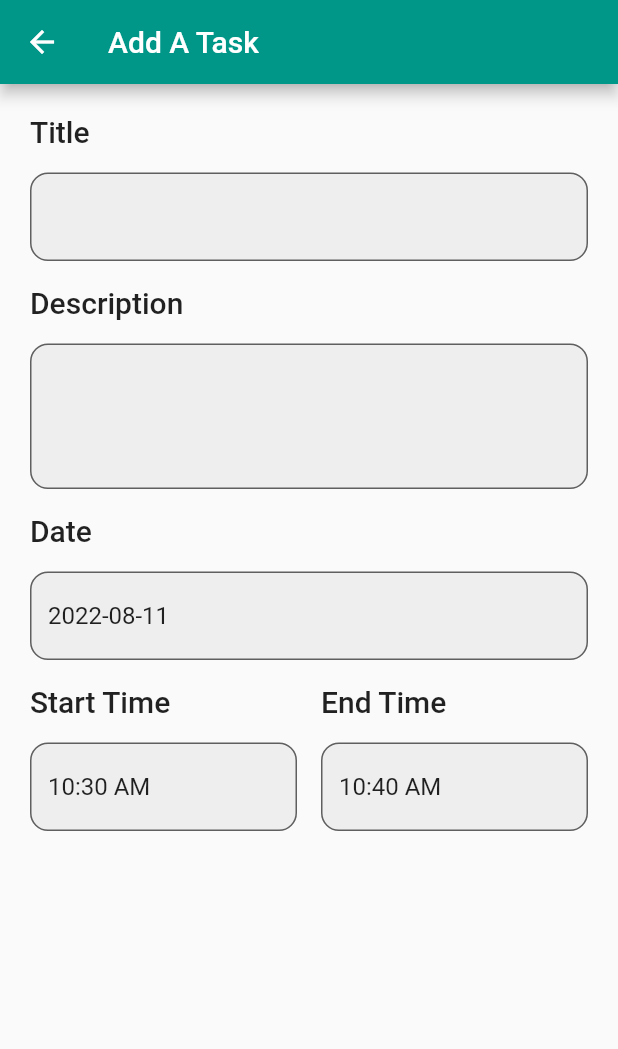
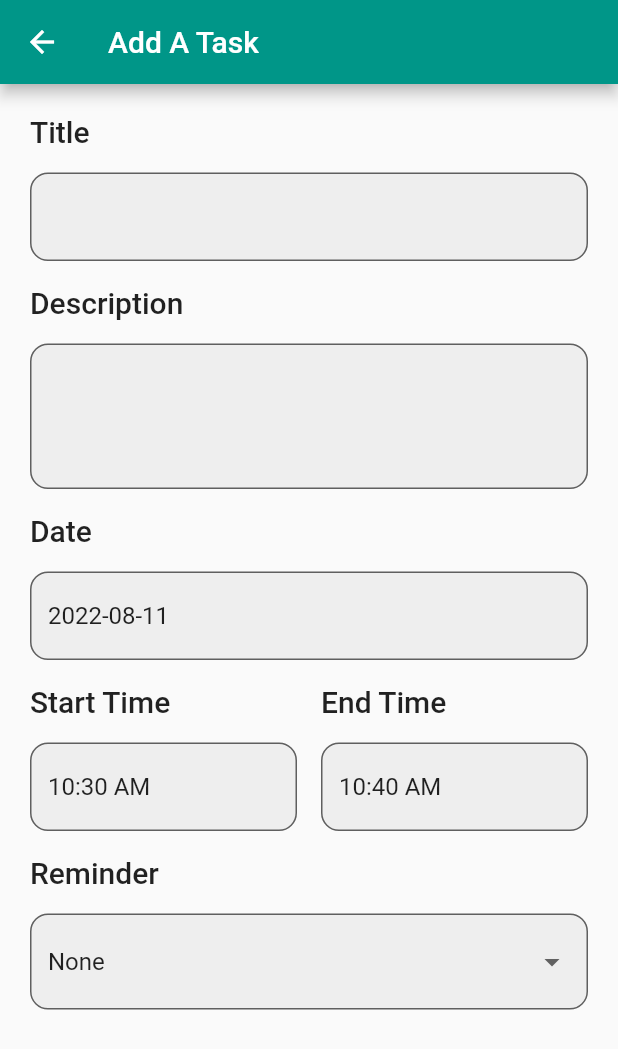
Before and after one commit to the-best-is-best/m_todo_app_tutorial, a Flutter app: the AddATaskView screen opened directly, on a phone screen of 412 x 824 dp. Shown: the top 1049 px of the screen. Run offline on Flutter 3.47's test engine with Material 2 defaults, Android fonts, the phone set to English and light mode, and no system bars.

Commit message:
dropdown reminder

```diff
--- /dev/null
+++ b/lib/domain/models/reminder_models.dart
@@ -0,0 +1,6 @@
+class Reminder {
+  final int reminder;
+  final String title;
+
+  Reminder({required this.reminder, required this.title});
+}
--- a/lib/presentation/add_a_task/view/add_a_task_view.dart
+++ b/lib/presentation/add_a_task/view/add_a_task_view.dart
@@ -3,6 +3,8 @@ import 'package:intl/intl.dart';
 import 'package:m_todo_app_tutorial/app/extension/extension_build_context.dart';
 import 'package:m_todo_app_tutorial/app/extension/extension_date_time.dart';
 import '../../../app/components/my_form_field.dart';
+import '../../../app/components/my_text.dart';
+import '../../../domain/models/reminder_models.dart';
 
 class AddATaskView extends StatefulWidget {
   const AddATaskView({Key? key}) : super(key: key);
@@ -117,7 +119,43 @@ class _AddATaskViewState extends State<AddATaskView> {
                       ),
                     ),
                   ],
-                )
+                ),
+                const SizedBox(height: 16),
+                Column(
+                  crossAxisAlignment: CrossAxisAlignment.start,
+                  children: [
+                    const MyText(
+                      title: "Reminder",
+                      textStyle:
+                          TextStyle(fontSize: 20, fontWeight: FontWeight.w500),
+                    ),
+                    const SizedBox(height: 16),
+                    DropdownButtonFormField<int>(
+                        value: 0,
+                        decoration: InputDecoration(
+                          fillColor: Colors.grey[200],
+                          filled: true,
+                          border: OutlineInputBorder(
+                            borderRadius: BorderRadius.circular(12),
+                          ),
+                          focusedBorder: OutlineInputBorder(
+                              borderRadius: BorderRadius.circular(12),
+                              borderSide: const BorderSide(
+                                  color: Colors.green, width: 2)),
+                        ),
+                        items: [
+                          ...reminderList
+                              .map((value) => DropdownMenuItem(
+                                    value: value.reminder,
+                                    child: Text(value.title),
+                                  ))
+                              .toList()
+                        ],
+                        onChanged: (int? value) {
+                          debugPrint(value.toString());
+                        }),
+                  ],
+                ),
               ],
             ))
           ],
@@ -125,4 +163,11 @@ class _AddATaskViewState extends State<AddATaskView> {
       )),
     );
   }
+
+  List<Reminder> reminderList = [
+    Reminder(reminder: 0, title: "None"),
+    Reminder(reminder: 30, title: "30 Minute Before"),
+    Reminder(reminder: 60, title: "60 Minute Before"),
+    Reminder(reminder: 60 * 24, title: "1 Day"),
+  ];
 }
```
